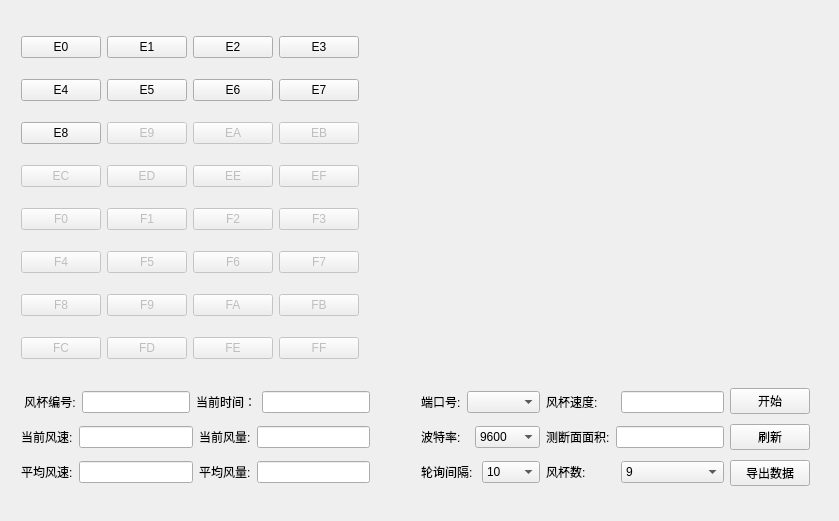
Qt form WindCup/mainwindow.ui (uufree/Qt) before a commit.
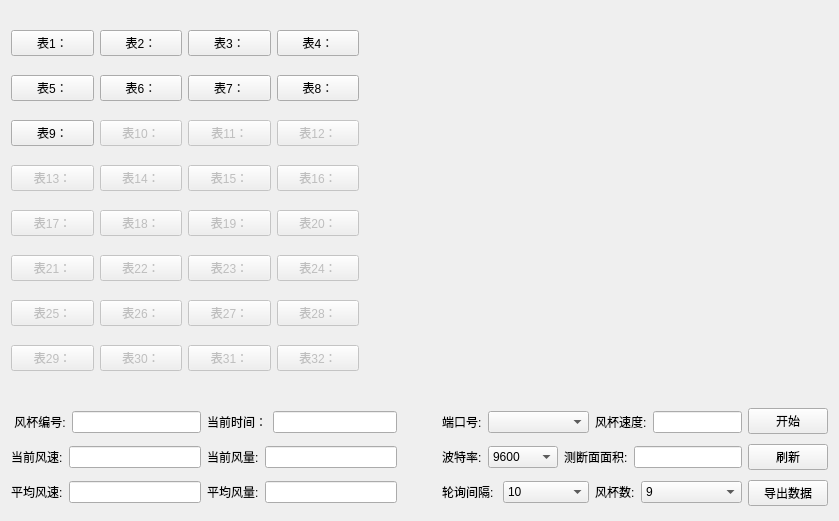
The same form after that commit.

What changed in the file:
```diff
--- a/WindCup/mainwindow.ui
+++ b/WindCup/mainwindow.ui
@@ -10,30 +10,32 @@
     <height>521</height>
    </rect>
   </property>
+  <property name="sizePolicy">
+   <sizepolicy hsizetype="Preferred" vsizetype="Preferred">
+    <horstretch>0</horstretch>
+    <verstretch>0</verstretch>
+   </sizepolicy>
+  </property>
   <property name="windowTitle">
    <string>MainWindow</string>
   </property>
   <widget class="QWidget" name="centralWidget">
-   <widget class="QWidget" name="">
-    <property name="geometry">
-     <rect>
-      <x>10</x>
-      <y>10</y>
-      <width>811</width>
-      <height>491</height>
-     </rect>
-    </property>
-    <layout class="QVBoxLayout" name="verticalLayout_6" stretch="1,0">
-     <item>
-      <layout class="QHBoxLayout" name="horizontalLayout_9" stretch="0,1">
-       <item>
-        <layout class="QVBoxLayout" name="verticalLayout">
+   <layout class="QGridLayout" name="gridLayout">
+    <item row="0" column="0">
+     <layout class="QVBoxLayout" name="verticalLayout_4" stretch="1,0">
+      <item>
+       <layout class="QHBoxLayout" name="horizontalLayout_9" stretch="90,120">
+        <item>
+         <layout class="QVBoxLayout" name="verticalLayout" stretch="0,0,0,0,0,0,0,0">
+          <property name="spacing">
+           <number>0</number>
+          </property>
          <item>
           <layout class="QHBoxLayout" name="horizontalLayout_6">
            <item>
             <widget class="QPushButton" name="E0">
              <property name="text">
-              <string>E0</string>
+               <string>表1：</string>
              </property>
              <property name="default">
               <bool>false</bool>
@@ -43,21 +45,21 @@
            <item>
             <widget class="QPushButton" name="E1">
              <property name="text">
-              <string>E1</string>
+               <string>表2：</string>
              </property>
             </widget>
            </item>
            <item>
             <widget class="QPushButton" name="E2">
              <property name="text">
-              <string>E2</string>
+               <string>表3：</string>
              </property>
             </widget>
            </item>
            <item>
             <widget class="QPushButton" name="E3">
              <property name="text">
-              <string>E3</string>
+               <string>表4：</string>
              </property>
             </widget>
            </item>
@@ -68,28 +70,28 @@
            <item>
             <widget class="QPushButton" name="E4">
              <property name="text">
-              <string>E4</string>
+               <string>表5：</string>
              </property>
             </widget>
            </item>
            <item>
             <widget class="QPushButton" name="E5">
              <property name="text">
-              <string>E5</string>
+               <string>表6：</string>
              </property>
             </widget>
            </item>
            <item>
             <widget class="QPushButton" name="E6">
              <property name="text">
-              <string>E6</string>
+               <string>表7：</string>
              </property>
             </widget>
            </item>
            <item>
             <widget class="QPushButton" name="E7">
              <property name="text">
-              <string>E7</string>
+               <string>表8：</string>
              </property>
             </widget>
            </item>
@@ -100,7 +102,7 @@
            <item>
             <widget class="QPushButton" name="E8">
              <property name="text">
-              <string>E8</string>
+               <string>表9：</string>
              </property>
             </widget>
            </item>
@@ -110,7 +112,7 @@
               <bool>false</bool>
              </property>
              <property name="text">
-              <string>E9</string>
+               <string>表10：</string>
              </property>
             </widget>
            </item>
@@ -120,7 +122,7 @@
               <bool>false</bool>
              </property>
              <property name="text">
-              <string>EA</string>
+               <string>表11：</string>
              </property>
             </widget>
            </item>
@@ -130,7 +132,7 @@
               <bool>false</bool>
              </property>
              <property name="text">
-              <string>EB</string>
+               <string>表12：</string>
              </property>
             </widget>
            </item>
@@ -144,7 +146,7 @@
               <bool>false</bool>
              </property>
              <property name="text">
-              <string>EC</string>
+               <string>表13：</string>
              </property>
             </widget>
            </item>
@@ -154,7 +156,7 @@
               <bool>false</bool>
              </property>
              <property name="text">
-              <string>ED</string>
+               <string>表14：</string>
              </property>
             </widget>
            </item>
@@ -164,7 +166,7 @@
               <bool>false</bool>
              </property>
              <property name="text">
-              <string>EE</string>
+               <string>表15：</string>
              </property>
             </widget>
            </item>
@@ -174,7 +176,7 @@
               <bool>false</bool>
              </property>
              <property name="text">
-              <string>EF</string>
+               <string>表16：</string>
              </property>
             </widget>
            </item>
@@ -188,7 +190,7 @@
               <bool>false</bool>
              </property>
              <property name="text">
-              <string>F0</string>
+               <string>表17：</string>
              </property>
             </widget>
            </item>
@@ -198,7 +200,7 @@
               <bool>false</bool>
              </property>
              <property name="text">
-              <string>F1</string>
+               <string>表18：</string>
              </property>
             </widget>
            </item>
@@ -208,7 +210,7 @@
               <bool>false</bool>
              </property>
              <property name="text">
-              <string>F2</string>
+               <string>表19：</string>
              </property>
             </widget>
            </item>
@@ -218,7 +220,7 @@
               <bool>false</bool>
              </property>
              <property name="text">
-              <string>F3</string>
+               <string>表20：</string>
              </property>
             </widget>
            </item>
@@ -232,7 +234,7 @@
               <bool>false</bool>
              </property>
              <property name="text">
-              <string>F4</string>
+               <string>表21：</string>
              </property>
             </widget>
            </item>
@@ -242,7 +244,7 @@
               <bool>false</bool>
              </property>
              <property name="text">
-              <string>F5</string>
+               <string>表22：</string>
              </property>
             </widget>
            </item>
@@ -252,7 +254,7 @@
               <bool>false</bool>
              </property>
              <property name="text">
-              <string>F6</string>
+               <string>表23：</string>
              </property>
             </widget>
            </item>
@@ -262,7 +264,7 @@
               <bool>false</bool>
              </property>
              <property name="text">
-              <string>F7</string>
+               <string>表24：</string>
              </property>
             </widget>
            </item>
@@ -276,7 +278,7 @@
               <bool>false</bool>
              </property>
              <property name="text">
-              <string>F8</string>
+               <string>表25：</string>
              </property>
             </widget>
            </item>
@@ -286,7 +288,7 @@
               <bool>false</bool>
              </property>
              <property name="text">
-              <string>F9</string>
+               <string>表26：</string>
              </property>
             </widget>
            </item>
@@ -296,7 +298,7 @@
               <bool>false</bool>
              </property>
              <property name="text">
-              <string>FA</string>
+               <string>表27：</string>
              </property>
             </widget>
            </item>
@@ -306,7 +308,7 @@
               <bool>false</bool>
              </property>
              <property name="text">
-              <string>FB</string>
+               <string>表28：</string>
              </property>
             </widget>
            </item>
@@ -320,7 +322,7 @@
               <bool>false</bool>
              </property>
              <property name="text">
-              <string>FC</string>
+               <string>表29：</string>
              </property>
             </widget>
            </item>
@@ -330,7 +332,7 @@
               <bool>false</bool>
              </property>
              <property name="text">
-              <string>FD</string>
+               <string>表30：</string>
              </property>
             </widget>
            </item>
@@ -340,7 +342,7 @@
               <bool>false</bool>
              </property>
              <property name="text">
-              <string>FE</string>
+               <string>表31：</string>
              </property>
             </widget>
            </item>
@@ -350,7 +352,7 @@
               <bool>false</bool>
              </property>
              <property name="text">
-              <string>FF</string>
+               <string>表32：</string>
              </property>
             </widget>
            </item>
@@ -359,18 +361,25 @@
         </layout>
        </item>
        <item>
-        <widget class="QWidget" name="widget" native="true"/>
+         <widget class="QWidget" name="lineChartWidget" native="true">
+          <property name="maximumSize">
+           <size>
+            <width>1200</width>
+            <height>900</height>
+           </size>
+          </property>
+         </widget>
        </item>
       </layout>
      </item>
      <item>
-      <layout class="QHBoxLayout" name="horizontalLayout_27">
+       <layout class="QHBoxLayout" name="horizontalLayout_29" stretch="10,1,10">
        <item>
         <layout class="QVBoxLayout" name="verticalLayout_5">
          <item>
           <layout class="QHBoxLayout" name="horizontalLayout_23">
            <item>
-            <layout class="QHBoxLayout" name="horizontalLayout_21" stretch="1,0">
+             <layout class="QHBoxLayout" name="horizontalLayout_21" stretch="0,0">
              <item>
               <widget class="QLabel" name="label_18">
                <property name="text">
@@ -479,13 +488,13 @@
         </spacer>
        </item>
        <item>
-        <layout class="QHBoxLayout" name="horizontalLayout_25">
+         <layout class="QHBoxLayout" name="horizontalLayout_28">
          <item>
-          <layout class="QHBoxLayout" name="horizontalLayout_13">
+           <layout class="QVBoxLayout" name="verticalLayout_3">
            <item>
-            <layout class="QVBoxLayout" name="verticalLayout_4">
+             <layout class="QHBoxLayout" name="horizontalLayout_13" stretch="1,1">
              <item>
-              <layout class="QHBoxLayout" name="horizontalLayout_16" stretch="10,30">
+               <layout class="QHBoxLayout" name="horizontalLayout_16" stretch="0,1">
                <item>
                 <widget class="QLabel" name="label_7">
                  <property name="text">
@@ -499,7 +508,25 @@
               </layout>
              </item>
              <item>
-              <layout class="QHBoxLayout" name="horizontalLayout_15" stretch="10,0">
+               <layout class="QHBoxLayout" name="horizontalLayout_10" stretch="0,0">
+                <item>
+                 <widget class="QLabel" name="label_3">
+                  <property name="text">
+                   <string>风杯速度:</string>
+                  </property>
+                 </widget>
+                </item>
+                <item>
+                 <widget class="QLineEdit" name="settingSpeed"/>
+                </item>
+               </layout>
+              </item>
+             </layout>
+            </item>
+            <item>
+             <layout class="QHBoxLayout" name="horizontalLayout_25">
+              <item>
+               <layout class="QHBoxLayout" name="horizontalLayout_15" stretch="0,1">
                <item>
                 <widget class="QLabel" name="label">
                  <property name="text">
@@ -539,7 +566,25 @@
               </layout>
              </item>
              <item>
-              <layout class="QHBoxLayout" name="horizontalLayout_17" stretch="10,15">
+               <layout class="QHBoxLayout" name="horizontalLayout_11" stretch="0,15">
+                <item>
+                 <widget class="QLabel" name="label_4">
+                  <property name="text">
+                   <string>测断面面积:</string>
+                  </property>
+                 </widget>
+                </item>
+                <item>
+                 <widget class="QLineEdit" name="settingTestArea"/>
+                </item>
+               </layout>
+              </item>
+             </layout>
+            </item>
+            <item>
+             <layout class="QHBoxLayout" name="horizontalLayout_27">
+              <item>
+               <layout class="QHBoxLayout" name="horizontalLayout_17" stretch="0,1">
                <item>
                 <widget class="QLabel" name="label_2">
                  <property name="text">
@@ -658,40 +703,8 @@
                </item>
               </layout>
              </item>
-            </layout>
-           </item>
            <item>
-            <layout class="QVBoxLayout" name="verticalLayout_3" stretch="10,15,0">
-             <item>
-              <layout class="QHBoxLayout" name="horizontalLayout_10" stretch="10,15">
-               <item>
-                <widget class="QLabel" name="label_3">
-                 <property name="text">
-                  <string>风杯速度:</string>
-                 </property>
-                </widget>
-               </item>
-               <item>
-                <widget class="QLineEdit" name="settingSpeed"/>
-               </item>
-              </layout>
-             </item>
-             <item>
-              <layout class="QHBoxLayout" name="horizontalLayout_11" stretch="0,15">
-               <item>
-                <widget class="QLabel" name="label_4">
-                 <property name="text">
-                  <string>测断面面积:</string>
-                 </property>
-                </widget>
-               </item>
-               <item>
-                <widget class="QLineEdit" name="settingTestArea"/>
-               </item>
-              </layout>
-             </item>
-             <item>
-              <layout class="QHBoxLayout" name="horizontalLayout_12" stretch="10,15">
+               <layout class="QHBoxLayout" name="horizontalLayout_12" stretch="0,1">
                <item>
                 <widget class="QLabel" name="label_6">
                  <property name="text">
@@ -899,7 +912,8 @@
       </layout>
      </item>
     </layout>
-   </widget>
+    </item>
+   </layout>
   </widget>
  </widget>
  <layoutdefault spacing="6" margin="11"/>
```
Left out of the diff: 3 changed lines with no effect on the pictures. Lines whose indentation alone changed are shown as unchanged.
